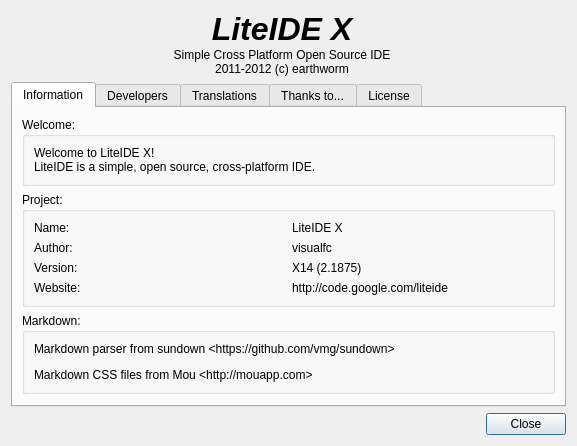
Qt form liteidex/src/liteapp/aboutdialog.ui (seanxyh/liteide) before a commit.
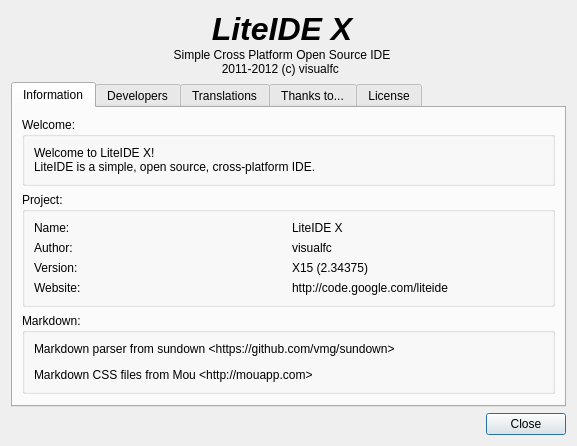
The same form after that commit. Icons and pictures are not drawn.

```diff
--- a/liteidex/src/liteapp/aboutdialog.ui
+++ b/liteidex/src/liteapp/aboutdialog.ui
@@ -67,7 +67,7 @@
        <item>
         <widget class="QLabel" name="label_9">
          <property name="text">
-          <string notr="true">2011-2012 (c) earthworm</string>
+          <string notr="true">2011-2012 (c) visualfc &lt;visualfc@gmail.com&gt;</string>
          </property>
          <property name="alignment">
           <set>Qt::AlignCenter</set>
@@ -249,7 +249,7 @@
           <item row="2" column="1">
            <widget class="QLabel" name="label_16">
             <property name="text">
-             <string notr="true">X14 (2.1875)</string>
+             <string notr="true">X15 (2.34375)</string>
             </property>
            </widget>
           </item>
```
Left out of the diff: 4 changed lines with no effect on the pictures.
